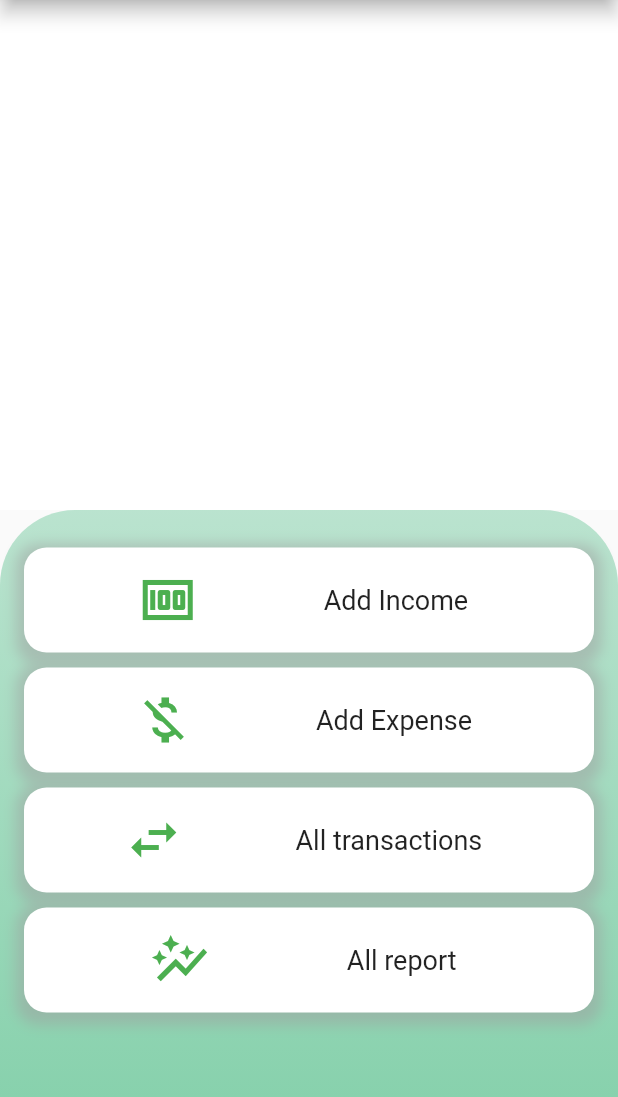
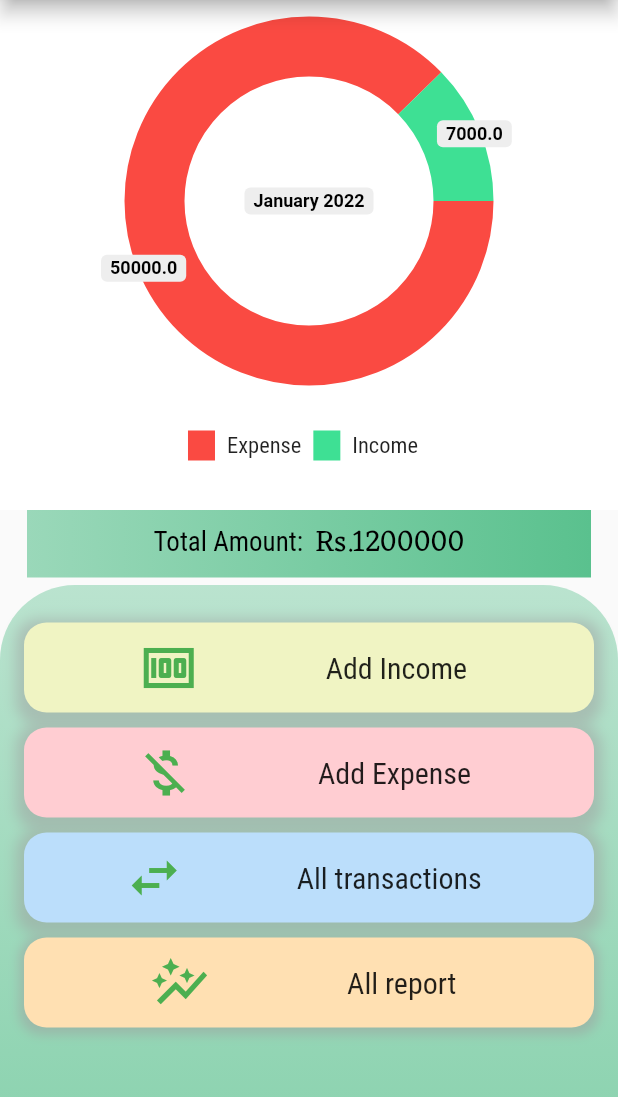
Before and after one commit to krantibaral/Fyp-Expense-Organizer, a Flutter app: the HomePage screen opened directly, on a phone screen of 412 x 824 dp, the part 84-1181 px from its top. Run offline on Flutter 3.47's test engine with Material 2 defaults, Android fonts, the phone set to English and light mode, and no system bars; drawn by our look-alikes of fl_chart, pie_chart; our stand-ins replace charts_flutter; missing offline and left inert: wc_form_validators.

Commit message:
[MY FINAL YEAR PROJECT]

```diff
--- a/fyp/fyp/lib/chart.dart
+++ /dev/null
@@ -1,11 +0,0 @@
-class PieChartSectionData {
-  String title;
-  int color;
-
-  PieChartSectionData({required this.title, required this.color});
-}
-
-List<PieChartSectionData> data = [
-  PieChartSectionData(title: 'Expense', color: 0xffFF0000),
-  PieChartSectionData(title: 'Income', color: 0xff00FF00),
-];
--- /dev/null
+++ b/fyp/fyp/lib/charts.dart
@@ -0,0 +1,17 @@
+import 'package:charts_flutter/flutter.dart';
+
+
+class Income{
+
+  final String amount;
+  final String day;
+  final Color barColor;
+
+  Income(this.amount, this.day, this.barColor);
+
+
+
+
+
+
+}
--- a/fyp/fyp/lib/home.dart
+++ b/fyp/fyp/lib/home.dart
@@ -2,14 +2,10 @@ import 'package:flutter/material.dart';
 import 'package:fyp/AddIncome.dart';
 import 'package:fyp/AllTransactions.dart';
 import 'package:fyp/addExpense.dart';
-import 'package:fyp/chart.dart';
-
+import 'package:fyp/allReport.dart';
 import 'package:intl/intl.dart';
-import 'package:fl_chart/fl_chart.dart';
-
-
-
-
+//import 'package:fl_chart/fl_chart.dart';
+import 'package:pie_chart/pie_chart.dart';
 
 void main() {
   runApp(HomePage());
@@ -25,6 +21,15 @@ class HomePage extends StatefulWidget {
 class _HomeState extends State<HomePage> {
   TextEditingController dateinput = TextEditingController();
 
+  Map<String, double> dataMap = {
+    "Expense": 50000,
+    "Income": 7000,
+  };
+
+  List<Color> colorList = [
+    const Color(0xfffa4a42),
+    const Color(0xff3ee094),
+  ];
 
   @override
   Widget build(BuildContext context) {
@@ -102,7 +107,6 @@ class _HomeState extends State<HomePage> {
                     Color(0xff5ac18e),
                   ])),
               child: Stack(children: <Widget>[
-
                 Align(
                     alignment: Alignment.center,
                     child: Text("Kranti Baral",
@@ -111,7 +115,7 @@ class _HomeState extends State<HomePage> {
                             fontFamily: "Cookie",
                             fontWeight: FontWeight.w500,
                             fontSize: 30))),
-                            SizedBox(height:10),
+                SizedBox(height: 10),
                 Align(
                     alignment: Alignment.bottomCenter,
                     child: Text("baralkranti4@gmail.com",
@@ -120,10 +124,8 @@ class _HomeState extends State<HomePage> {
                             fontFamily: "Cookie",
                             fontWeight: FontWeight.w500,
                             fontSize: 25))),
-
               ]),
             ),
-
             ListTile(
               leading: Icon(Icons.money_outlined),
               title: Text('Add Income',
@@ -172,9 +174,6 @@ class _HomeState extends State<HomePage> {
                       fontFamily: "'Roboto Condensed'",
                       fontWeight: FontWeight.w400)),
             ),
-
-
-
             ListTile(
               leading: Icon(Icons.settings),
               title: Text('Settings',
@@ -195,19 +194,77 @@ class _HomeState extends State<HomePage> {
       body: SingleChildScrollView(
           child: Column(children: [
         Container(
-          height:340,
+          height: 340,
           color: Colors.white,
           child: PieChart(
-            PieChartData(
-            //  sections:data,
-            )
-
+            dataMap: dataMap,
+            colorList: colorList,
+            chartRadius: MediaQuery.of(context).size.width / 2,
+            centerText: "January 2022",
+            chartType: ChartType.ring,
+            animationDuration: Duration(seconds: 3),
+            ringStrokeWidth: 40,
+            chartValuesOptions: ChartValuesOptions(
+              showChartValuesOutside: true,
+              showChartValueBackground: true,
+            ),
+            legendOptions: LegendOptions(
+              showLegends: true,
+              legendShape: BoxShape.rectangle,
+              legendTextStyle: TextStyle(
+                  fontSize: 15,
+                  fontFamily: 'Roboto Condensed',
+                  fontWeight: FontWeight.w500),
+              legendPosition: LegendPosition.bottom,
+              showLegendsInRow: true,
             ),
           ),
+        ),
+        Padding(
+          padding: const EdgeInsets.only(left:18, right:18),
+          child: Container(
+
+            height: 45,
+            decoration: BoxDecoration(
+                gradient: LinearGradient(
+                    // begin: Alignment.topCenter,
+                    // end: Alignment.bottomCenter,
+                    colors: [
+                  //Color(0x665ac18e),
+                  Color(0x995ac18e),
+                  Color(0xcc5ac18e),
+                  Color(0xff5ac18e),
+                ])),
+            child: Center(
+                child:  RichText(
+          text: TextSpan(children: [
+            TextSpan(
+              text: 'Total Amount:  ',
+              style: TextStyle(
+                color: Colors.black,
+                fontSize: 18,
+                fontFamily: 'Roboto Condensed',
+                fontWeight: FontWeight.w500,
+              ),
+            ),
+            TextSpan(
+              text: 'Rs.1200000',
+              style: TextStyle(
+                color: Colors.black,
+                fontSize: 20,
+                fontFamily: 'Eczar',
+                fontWeight: FontWeight.w500,
+              ),
+            ),
+          ]),
+        )),
+          ),
+        ),
+        SizedBox(height: 5),
         SingleChildScrollView(
           physics: AlwaysScrollableScrollPhysics(),
           child: Container(
-            height:750,
+            height: 750,
             width: double.infinity,
             decoration: BoxDecoration(
                 gradient: LinearGradient(
@@ -237,10 +294,10 @@ class _HomeState extends State<HomePage> {
                                   builder: (context) => const AddIncome()));
                         },
                         child: Container(
-                          height: 70,
+                          height: 60,
                           width: 380,
                           decoration: BoxDecoration(
-                              color: Colors.white,
+                              color: Colors.lime[100],
                               borderRadius: BorderRadius.circular(15),
                               boxShadow: [
                                 BoxShadow(
@@ -261,12 +318,14 @@ class _HomeState extends State<HomePage> {
                                 Padding(
                                   padding: const EdgeInsets.all(8.0),
                                   child: Text("Add Income",
-                                      style: TextStyle(fontSize: 18)),
+                                      style: TextStyle(
+                                          fontSize: 20,
+                                          fontFamily: 'Roboto Condensed')),
                                 )
                               ]),
                         ),
                       ),
-                      SizedBox(height:10),
+                      SizedBox(height: 10),
                       GestureDetector(
                         onTap: () {
                           Navigator.push(
@@ -275,10 +334,10 @@ class _HomeState extends State<HomePage> {
                                   builder: (context) => const addExpense()));
                         },
                         child: Container(
-                          height: 70,
+                          height: 60,
                           width: 380,
                           decoration: BoxDecoration(
-                              color: Colors.white,
+                              color: Colors.red[100],
                               borderRadius: BorderRadius.circular(15),
                               boxShadow: [
                                 BoxShadow(
@@ -299,7 +358,9 @@ class _HomeState extends State<HomePage> {
                                 Padding(
                                   padding: const EdgeInsets.all(8.0),
                                   child: Text("Add Expense",
-                                      style: TextStyle(fontSize: 18)),
+                                      style: TextStyle(
+                                          fontSize: 20,
+                                          fontFamily: "Roboto Condensed")),
                                 )
                               ]),
                         ),
@@ -312,14 +373,16 @@ class _HomeState extends State<HomePage> {
                     InkWell(
                       splashColor: Colors.green,
                       onTap: () {
-                         Navigator.push(context, MaterialPageRoute(builder: (context) => allTransaction()));
+                        Navigator.push(
+                            context,
+                            MaterialPageRoute(
+                                builder: (context) => allTransaction()));
                       },
-
                       child: Container(
-                        height: 70,
+                        height: 60,
                         width: 380,
                         decoration: BoxDecoration(
-                            color: Colors.white,
+                            color: Colors.blue[100],
                             borderRadius: BorderRadius.circular(15),
                             boxShadow: [
                               BoxShadow(
@@ -340,24 +403,30 @@ class _HomeState extends State<HomePage> {
                               Padding(
                                 padding: const EdgeInsets.all(8.0),
                                 child: Text("All transactions",
-                                    style: TextStyle(fontSize: 18)),
+                                    style: TextStyle(
+                                        fontSize: 20,
+                                        fontFamily: 'Roboto Condensed')),
                               )
                             ]),
                       ),
                     ),
-                    SizedBox(height:10),
-                    Container(
-                      height: 70,
+                    SizedBox(height: 10),
+                    InkWell(
+                      onTap: (){
+                        Navigator.push(context, MaterialPageRoute(builder: ((context) => allReport())));
+                      },
+                      child: Container(
+                        height: 60,
                         width: 380,
                         decoration: BoxDecoration(
-                          color: Colors.white,
+                            color: Colors.orange[100],
                             borderRadius: BorderRadius.circular(15),
                             boxShadow: [
                               BoxShadow(
                                 color: Colors.grey.withOpacity(0.5),
-                              spreadRadius: 5,
-                              blurRadius: 7,
-                              offset: Offset(0, 3),
+                                spreadRadius: 3,
+                                blurRadius: 5,
+                                offset: Offset(0, 2),
                               ),
                             ]),
                         child: Row(
@@ -371,9 +440,12 @@ class _HomeState extends State<HomePage> {
                               Padding(
                                 padding: const EdgeInsets.all(8.0),
                                 child: Text("All report",
-                                  style: TextStyle(fontSize: 18)),
+                                    style: TextStyle(
+                                        fontSize: 20,
+                                        fontFamily: 'Roboto Condensed')),
                               )
                             ]),
+                      ),
                     ),
                   ],
                 ),
--- a/fyp/fyp/lib/main.dart
+++ b/fyp/fyp/lib/main.dart
@@ -13,6 +13,7 @@ class MyApp extends StatelessWidget {
     return MaterialApp(
       debugShowCheckedModeBanner: false,
       home: SplashScreen(),
+
     );
   }
 }
--- a/fyp/fyp/pubspec.yaml
+++ b/fyp/fyp/pubspec.yaml
@@ -23,6 +23,8 @@ environment:
 dependencies:
   http: ^0.13.1
   fl_chart: ^0.45.0
+  pie_chart: ^5.1.0
+  charts_flutter: ^0.12.0
   fluttertoast: any
   dependencies:
   animated_splash_screen: ^1.2.0
```
Also changed, not shown: fyp/fyp/lib/allReport.dart (added, +138 -0 lines), fyp/fyp/lib/login_page.dart (+49 -48 lines), fyp/fyp/pubspec.lock. Lines whose indentation alone changed are shown as unchanged.
